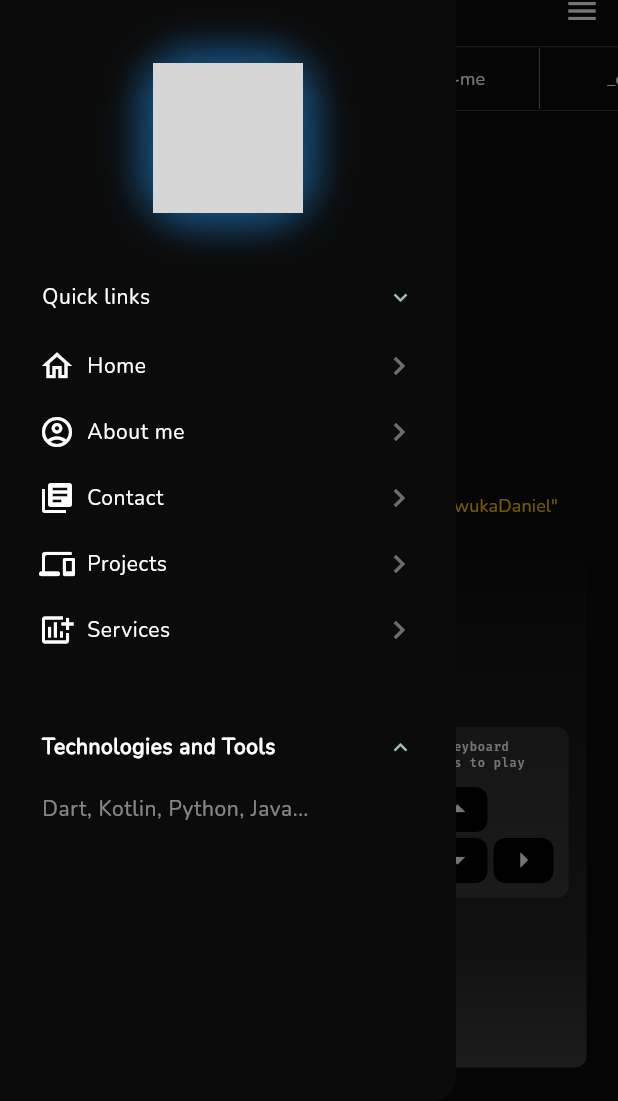
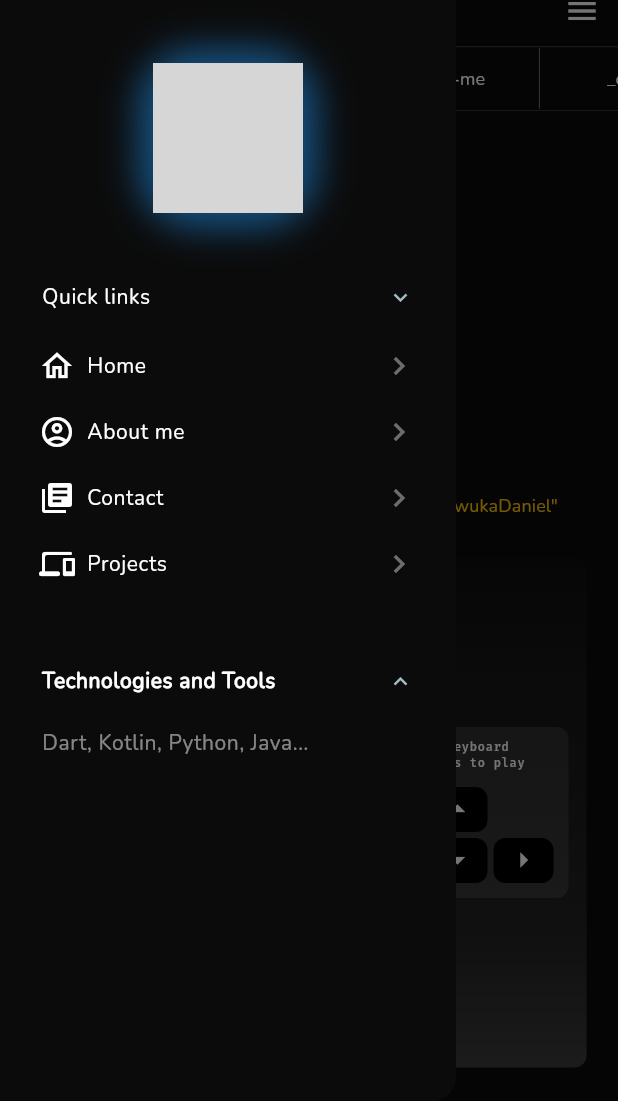
Before and after one commit to OnwukaDaniel/portfolio, a Flutter app: the screen it shows after launch, with the side drawer open, on a phone screen of 412 x 824 dp, the part 135-1236 px from its top. Run offline on Flutter 3.47's test engine with Material 3 defaults, Android fonts, the phone set to English and light mode, and no system bars; drawn by our look-alikes of animated_background, animated_text_kit; our stand-ins replace carousel_slider, font_awesome_flutter, stacked, video_player; missing offline and left inert: animated_gradient, code_text_field, highlight, media_kit, media_kit_video, particles_flutter and 1 more; Roboto replaces fonts that are missing (JMH Typewriter); grey boxes are pictures that could not be loaded.

Commit message:
Final changes on navigation and app bar etc before publishing

```diff
--- a/lib/app_wrapper.dart
+++ b/lib/app_wrapper.dart
@@ -37,7 +37,6 @@ class _AppWrapperState extends State<AppWrapper>
       PathEnum.aboutMe,
       PathEnum.contactUs,
       PathEnum.portfolio,
-      PathEnum.services,
     ];
     var bodyView = Column(
       crossAxisAlignment: CrossAxisAlignment.start,
@@ -269,10 +268,6 @@ class _AppWrapperState extends State<AppWrapper>
                               Scaffold.of(context).closeDrawer();
                               AppNavigate.push(context, PathEnum.portfolio);
                             }, Icons.phonelink_rounded),
-                            _tile('Services', () {
-                              Scaffold.of(context).closeDrawer();
-                              AppNavigate.push(context, PathEnum.services);
-                            }, Icons.add_chart),
                           ],
                           if (!showQuickLinks)
                             Padding(
--- a/lib/common_imports.dart
+++ b/lib/common_imports.dart
@@ -7,9 +7,7 @@ export 'package:portfolio/globals/appColor.dart';
 export 'package:portfolio/globals/textUtils.dart';
 export 'package:portfolio/globals/theme.dart';
 export 'package:stacked_hooks/stacked_hooks.dart';
-export 'package:portfolio/ui/homepage/widgets/widgets.dart';
 export 'package:portfolio/ui/homepage/viewmodel/homepage_viewmodel.dart';
-export 'package:portfolio/enums/appbar_action_enum.dart';
 export 'package:portfolio/ui/homepage/views/homepage_view.dart';
 export 'package:portfolio/app_wrapper.dart';
 export 'package:portfolio/ui/homepage/views/path_bar.dart';
--- a/lib/enums/appbar_action_enum.dart
+++ /dev/null
@@ -1,12 +0,0 @@
-import 'package:flutter/foundation.dart';
-
-enum AppBarActionEnum{
-  home("Home"),
-  services("Services"),
-  aboutMe("About me"),
-  portfolio("Portfolio"),
-  contactUs("Contact Us");
-
-  const AppBarActionEnum(this.name);
-  final String name;
-}
--- a/lib/enums/path_enum.dart
+++ b/lib/enums/path_enum.dart
@@ -3,7 +3,6 @@ import 'package:portfolio/ui/contact/contact.dart';
 
 enum PathEnum{
   home("_home", Home(), Home.id),
-  services("_services", HomepageView(), Home.id),
   aboutMe("_about-me", AboutMe(), AboutMe.id),
   portfolio("_portfolio", Projects(), Projects.id),
   contactUs("_contact-us", Contact(), Contact.id);
--- a/lib/ui/contact/contact.dart
+++ b/lib/ui/contact/contact.dart
@@ -9,7 +9,7 @@ class Contact extends StatelessWidget {
     var bs = TextUtils.bodySmall(context);
 
     return ViewModelBuilder.reactive(
-      viewModelBuilder: () => ContactViewmodel(),
+      viewModelBuilder: () => ContactViewmodel(context),
       onViewModelReady: (_) => _.init(),
       builder: (context, model, _) {
         return AppWrapper(
@@ -78,7 +78,7 @@ class Contact extends StatelessWidget {
                           ),
                           18.h,
                           TextButton(
-                            onPressed: () {},
+                            onPressed: ()=> model.sendMessage(),
                             style: ButtonStyle(
                               backgroundColor: WidgetStatePropertyAll(Utils.cardColor(context),),
                             ),
--- a/lib/ui/homepage/viewmodel/homepage_viewmodel.dart
+++ b/lib/ui/homepage/viewmodel/homepage_viewmodel.dart
@@ -1,26 +1,4 @@
 import 'package:portfolio/common_imports.dart';
 
 class HomepageViewModel extends BaseViewModel {
-  AppBarActionEnum _selectedAppBarAction = AppBarActionEnum.home;
-
-  AppBarActionEnum get selectedAppBarAction => _selectedAppBarAction;
-
-  Color _selectedAppBarColor = Colors.transparent;
-
-  Color get selectedAppBarColor => _selectedAppBarColor;
-
-  Color _selectedAppBarTextColor = Colors.transparent;
-
-  Color get selectedAppBarTextColor => _selectedAppBarTextColor;
-
-  void setAppBarColor(BuildContext context, AppBarActionEnum appBarActionEnum) {
-    _selectedAppBarColor = Colors.transparent;
-    _selectedAppBarTextColor = ColorUtils.textColor(context);
-    notifyListeners();
-  }
-
-  void setAppBarAction(AppBarActionEnum appBarActionEnum) {
-    _selectedAppBarAction = appBarActionEnum;
-    notifyListeners();
-  }
 }
--- a/pubspec.yaml
+++ b/pubspec.yaml
@@ -54,9 +54,6 @@ flutter:
         - asset: fonts/nunito/Nunito-Regular.ttf
         - asset: fonts/nunito/Nunito-Italic.ttf
           style: italic
-    - family: JMH Typewriter
-      fonts:
-        - asset: fonts/typewritter/JMH Typewriter.ttf
     - family: SourceCode
       fonts:
         - asset: fonts/source-code/SourceCodePro-Regular.ttf
```
Also changed, not shown: lib/ui/contact/viewmodel/contact_viewmodel.dart (+49 -3 lines), lib/ui/homepage/widgets/widgets.dart (deleted, +0 -23 lines), fonts/typewritter/JMH Typewriter.ttf (deleted).
